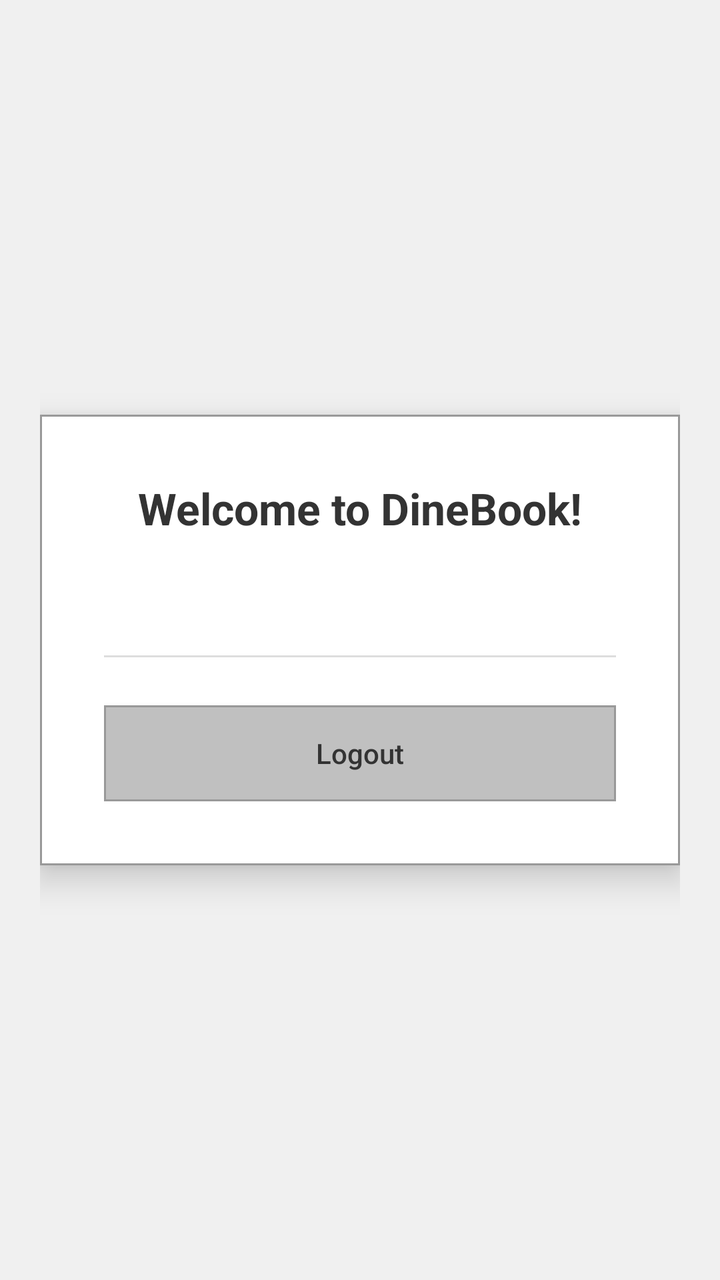
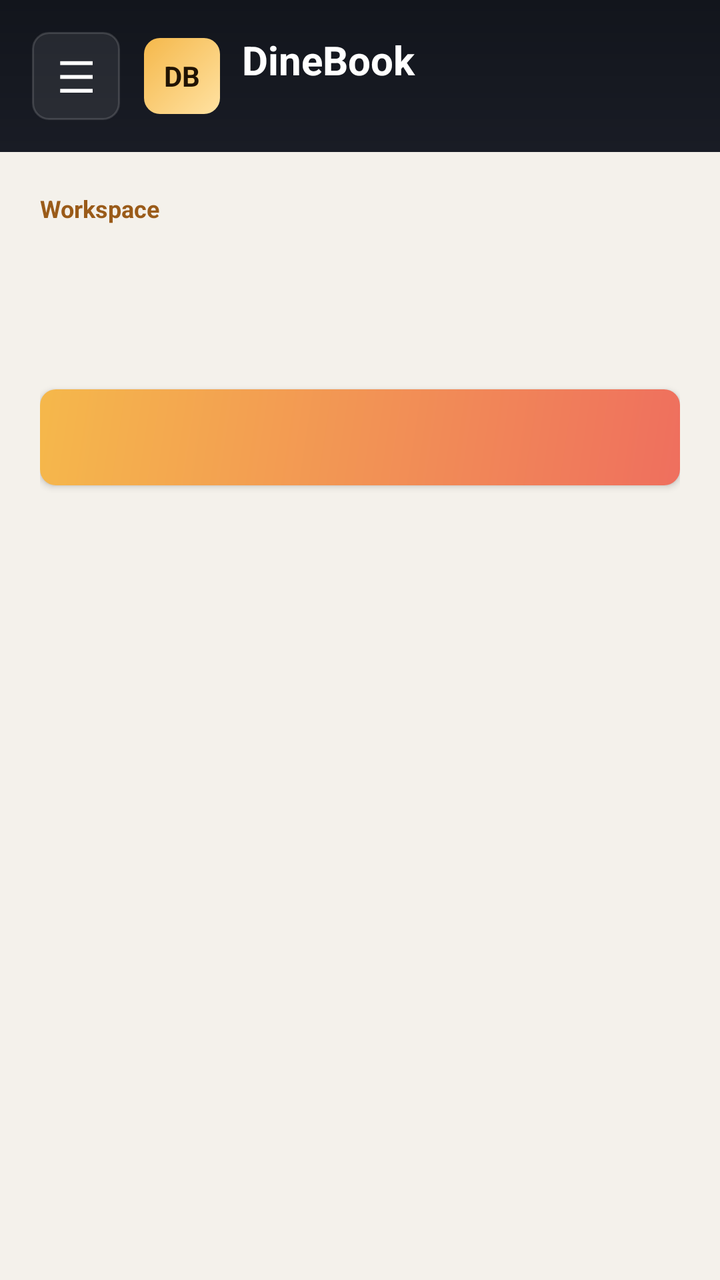

Compare the two renders of this Android layout. The source of the first and the diff that turns it into the second are given below.
<!-- AndroidManifest.xml: application theme Theme.DineBook -->
<!-- res/layout/activity_main.xml -->
<?xml version="1.0" encoding="utf-8"?>
<FrameLayout xmlns:android="http://schemas.android.com/apk/res/android"
    android:layout_width="match_parent"
    android:layout_height="match_parent"
    android:background="@color/background_gray"
    android:padding="20dp">

    <LinearLayout
        android:layout_width="match_parent"
        android:layout_height="wrap_content"
        android:layout_gravity="center"
        android:orientation="vertical"
        android:background="@drawable/bg_auth_card"
        android:elevation="10dp"
        android:padding="32dp">

        
        <TextView
            android:id="@+id/tvWelcomeInfo"
            android:layout_width="match_parent"
            android:layout_height="wrap_content"
            android:text="@string/welcome_message"
            android:textSize="22sp"
            android:textColor="@color/text_dark"
            android:textStyle="bold"
            android:gravity="center"
            android:layout_marginBottom="8dp" />

        
        <TextView
            android:id="@+id/tvUserEmail"
            android:layout_width="match_parent"
            android:layout_height="wrap_content"
            android:textSize="14sp"
            android:textColor="@color/label_text"
            android:gravity="center"
            android:layout_marginBottom="32dp" />

        
        <View
            android:layout_width="match_parent"
            android:layout_height="1dp"
            android:background="@color/divider_color"
            android:layout_marginBottom="24dp" />

        
        <Button
            android:id="@+id/btnLogout"
            android:layout_width="match_parent"
            android:layout_height="48dp"
            android:text="Logout"
            android:background="@drawable/bg_button_submit"
            android:textColor="@color/text_dark"
            android:textSize="14sp"
            android:textAllCaps="false" />

    </LinearLayout>
</FrameLayout>
<!-- resources referenced by this layout -->
<resources>
  <color name="background_gray">#F0F0F0</color>
  <color name="divider_color">#DDDDDD</color>
  <color name="label_text">#888888</color>
  <color name="text_dark">#333333</color>
  <!-- drawable bg_auth_card (drawable) -->
  <?xml version="1.0" encoding="utf-8"?>
  <shape xmlns:android="http://schemas.android.com/apk/res/android"
      android:shape="rectangle">
      <solid android:color="@color/card_white" />
      <stroke android:width="1dp" android:color="@color/card_border" />
  </shape>
  <!-- drawable bg_button_submit (drawable) -->
  <?xml version="1.0" encoding="utf-8"?>
  <selector xmlns:android="http://schemas.android.com/apk/res/android">
      <item android:state_enabled="false">
          <shape android:shape="rectangle">
              <solid android:color="@color/button_disabled" />
              <stroke android:width="1dp" android:color="@color/button_submit_border" />
          </shape>
      </item>
      <item android:state_pressed="true">
          <shape android:shape="rectangle">
              <solid android:color="@color/button_submit_pressed" />
              <stroke android:width="1dp" android:color="@color/button_submit_border" />
          </shape>
      </item>
      <item>
          <shape android:shape="rectangle">
              <solid android:color="@color/button_submit" />
              <stroke android:width="1dp" android:color="@color/button_submit_border" />
          </shape>
      </item>
  </selector>
  <string name="welcome_message">Welcome to DineBook!</string>
  <style name="Theme.DineBook" parent="Theme.MaterialComponents.Light.NoActionBar">
          <item name="colorPrimary">#C0C0C0</item>
          <item name="colorPrimaryVariant">#999999</item>
          <item name="colorOnPrimary">#333333</item>
          <item name="colorSecondary">#E0E0E0</item>
          <item name="colorOnSecondary">#333333</item>
          <item name="android:windowBackground">@color/background_gray</item>
          <item name="android:statusBarColor">#E0E0E0</item>
      </style>
  <color name="card_white">#FFFFFF</color>
  <color name="card_border">#999999</color>
  <color name="button_disabled">#E0E0E0</color>
  <color name="button_submit_border">#999999</color>
  <color name="button_submit_pressed">#B0B0B0</color>
  <color name="button_submit">#C0C0C0</color>
</resources>

<!-- the commit's change to res/layout/activity_main.xml (unified diff, before → after) -->
@@ -1,58 +1,243 @@
 <?xml version="1.0" encoding="utf-8"?>
 <FrameLayout xmlns:android="http://schemas.android.com/apk/res/android"
     android:layout_width="match_parent"
-    android:layout_height="match_parent"
-    android:background="@color/background_gray"
-    android:padding="20dp">
+    android:layout_height="match_parent">
 
     <LinearLayout
         android:layout_width="match_parent"
-        android:layout_height="wrap_content"
-        android:layout_gravity="center"
+        android:layout_height="match_parent"
+        android:background="@color/dashboard_bg"
+        android:orientation="vertical">
+
+        <LinearLayout
+            android:layout_width="match_parent"
+            android:layout_height="wrap_content"
+            android:background="@drawable/bg_dashboard_header"
+            android:gravity="center_vertical"
+            android:orientation="horizontal"
+            android:padding="16dp">
+
+            <Button
+                android:id="@+id/btnMenu"
+                android:layout_width="44dp"
+                android:layout_height="44dp"
+                android:background="@drawable/bg_secondary_dark_action"
+                android:text="☰"
+                android:textAllCaps="false"
+                android:textColor="@android:color/white"
+                android:textSize="22sp" />
+
+            <TextView
+                android:layout_width="38dp"
+                android:layout_height="38dp"
+                android:layout_marginStart="12dp"
+                android:background="@drawable/bg_brand_mark"
+                android:gravity="center"
+                android:text="DB"
+                android:textColor="@color/brand_mark_text"
+                android:textSize="14sp"
+                android:textStyle="bold" />
+
+            <LinearLayout
+                android:layout_width="0dp"
+                android:layout_height="wrap_content"
+                android:layout_marginStart="11dp"
+                android:layout_weight="1"
+                android:orientation="vertical">
+
+                <TextView
+                    android:layout_width="match_parent"
+                    android:layout_height="wrap_content"
+                    android:text="DineBook"
+                    android:textColor="@android:color/white"
+                    android:textSize="20sp"
+                    android:textStyle="bold" />
+
+                <TextView
+                    android:id="@+id/tvUserEmail"
+                    android:layout_width="match_parent"
+                    android:layout_height="wrap_content"
+                    android:textColor="@color/sidebar_muted"
+                    android:textSize="12sp" />
+            </LinearLayout>
+        </LinearLayout>
+
+        <ScrollView
+            android:layout_width="match_parent"
+            android:layout_height="0dp"
+            android:layout_weight="1"
+            android:fillViewport="true">
+
+            <LinearLayout
+                android:layout_width="match_parent"
+                android:layout_height="wrap_content"
+                android:orientation="vertical"
+                android:padding="20dp">
+
+                <TextView
+                    android:layout_width="match_parent"
+                    android:layout_height="wrap_content"
+                    android:text="Workspace"
+                    android:textColor="@color/accent_text"
+                    android:textSize="12sp"
+                    android:textStyle="bold" />
+
+                <TextView
+                    android:id="@+id/tvPageTitle"
+                    android:layout_width="match_parent"
+                    android:layout_height="wrap_content"
+                    android:layout_marginTop="4dp"
+                    android:textColor="@color/text_dark"
+                    android:textSize="28sp"
+                    android:textStyle="bold" />
+
+                <TextView
+                    android:id="@+id/tvPageHint"
+                    android:layout_width="match_parent"
+                    android:layout_height="wrap_content"
+                    android:layout_marginTop="6dp"
+                    android:textColor="@color/label_text"
+                    android:textSize="14sp" />
+
+                <TextView
+                    android:id="@+id/tvMessage"
+                    android:layout_width="match_parent"
+                    android:layout_height="wrap_content"
+                    android:layout_marginTop="16dp"
+                    android:padding="12dp"
+                    android:textSize="14sp"
+                    android:visibility="gone" />
+
+                <Button
+                    android:id="@+id/btnRefresh"
+                    android:layout_width="match_parent"
+                    android:layout_height="48dp"
+                    android:layout_marginTop="16dp"
+                    android:background="@drawable/bg_primary_action"
+                    android:textAllCaps="false"
+                    android:textColor="@color/button_primary_text"
+                    android:textSize="14sp" />
+
+                <LinearLayout
+                    android:id="@+id/restaurantList"
+                    android:layout_width="match_parent"
+                    android:layout_height="wrap_content"
+                    android:layout_marginTop="12dp"
+                    android:background="@drawable/bg_mobile_panel"
+                    android:orientation="vertical" />
+
+                <LinearLayout
+                    android:id="@+id/requestList"
+                    android:layout_width="match_parent"
+                    android:layout_height="wrap_content"
+                    android:layout_marginTop="12dp"
+                    android:background="@drawable/bg_mobile_panel"
+                    android:orientation="vertical"
+                    android:visibility="gone" />
+            </LinearLayout>
+        </ScrollView>
+    </LinearLayout>
+
+    <View
+        android:id="@+id/drawerOverlay"
+        android:layout_width="match_parent"
+        android:layout_height="match_parent"
+        android:background="#66000000"
+        android:visibility="gone" />
+
+    <LinearLayout
+        android:id="@+id/drawerPanel"
+        android:layout_width="284dp"
+        android:layout_height="match_parent"
+        android:background="@drawable/bg_dashboard_header"
         android:orientation="vertical"
-        android:background="@drawable/bg_auth_card"
-        android:elevation="10dp"
-        android:padding="32dp">
-
-        
+        android:padding="18dp"
+        android:visibility="gone">
+
+        <LinearLayout
+            android:layout_width="match_parent"
+            android:layout_height="wrap_content"
+            android:gravity="center_vertical"
+            android:orientation="horizontal">
+
+            <TextView
+                android:layout_width="38dp"
+                android:layout_height="38dp"
+                android:background="@drawable/bg_brand_mark"
+                android:gravity="center"
+                android:text="DB"
+                android:textColor="@color/brand_mark_text"
+                android:textSize="14sp"
+                android:textStyle="bold" />
+
+            <TextView
+                android:layout_width="0dp"
+                android:layout_height="wrap_content"
+                android:layout_marginStart="11dp"
+                android:layout_weight="1"
+                android:text="DineBook"
+                android:textColor="@android:color/white"
+                android:textSize="20sp"
+                android:textStyle="bold" />
+
+            <Button
+                android:id="@+id/btnCloseDrawer"
+                android:layout_width="42dp"
+                android:layout_height="42dp"
+                android:background="@drawable/bg_secondary_dark_action"
+                android:text="×"
+                android:textAllCaps="false"
+                android:textColor="@android:color/white"
+                android:textSize="22sp" />
+        </LinearLayout>
+
+        <View
+            android:layout_width="match_parent"
+            android:layout_height="1dp"
+            android:layout_marginTop="18dp"
+            android:layout_marginBottom="16dp"
+            android:background="#24FFFFFF" />
+
         <TextView
-            android:id="@+id/tvWelcomeInfo"
-            android:layout_width="match_parent"
-            android:layout_height="wrap_content"
-            android:text="@string/welcome_message"
-            android:textSize="22sp"
-            android:textColor="@color/text_dark"
-            android:textStyle="bold"
-            android:gravity="center"
-            android:layout_marginBottom="8dp" />
-
-        
+            android:id="@+id/btnBrowseNav"
+            android:layout_width="match_parent"
+            android:layout_height="44dp"
+            android:background="@drawable/bg_nav_item_selector"
+            android:gravity="center_vertical"
+            android:paddingStart="12dp"
+            android:paddingEnd="12dp"
+            android:text="Browse Restaurants"
+            android:textColor="@color/sidebar_nav_text"
+            android:textSize="14sp"
+            android:textStyle="bold" />
+
         <TextView
-            android:id="@+id/tvUserEmail"
-            android:layout_width="match_parent"
-            android:layout_height="wrap_content"
+            android:id="@+id/btnRequestsNav"
+            android:layout_width="match_parent"
+            android:layout_height="44dp"
+            android:layout_marginTop="8dp"
+            android:background="@drawable/bg_nav_item_selector"
+            android:gravity="center_vertical"
+            android:paddingStart="12dp"
+            android:paddingEnd="12dp"
+            android:text="My Requests"
+            android:textColor="@color/sidebar_nav_text"
             android:textSize="14sp"
-            android:textColor="@color/label_text"
-            android:gravity="center"
-            android:layout_marginBottom="32dp" />
-
-        
-        <View
-            android:layout_width="match_parent"
-            android:layout_height="1dp"
-            android:background="@color/divider_color"
-            android:layout_marginBottom="24dp" />
-
-        
+            android:textStyle="bold" />
+
+        <Space
+            android:layout_width="match_parent"
+            android:layout_height="0dp"
+            android:layout_weight="1" />
+
         <Button
             android:id="@+id/btnLogout"
             android:layout_width="match_parent"
             android:layout_height="48dp"
+            android:background="@drawable/bg_logout_action"
             android:text="Logout"
-            android:background="@drawable/bg_button_submit"
-            android:textColor="@color/text_dark"
-            android:textSize="14sp"
-            android:textAllCaps="false" />
-
+            android:textAllCaps="false"
+            android:textColor="@android:color/white"
+            android:textSize="14sp" />
     </LinearLayout>
 </FrameLayout>
<!-- resource entries referenced after the edit -->
@@ -1,39 +1,86 @@
 <!-- resources referenced by this layout -->
 <resources>
+  <color name="accent_text">#9A5B19</color>
+  <color name="brand_mark_text">#201303</color>
+  <color name="button_primary_text">#FFFAF0</color>
+  <color name="dashboard_bg">#F4F1EB</color>
   <color name="background_gray">#F0F0F0</color>
-  <color name="divider_color">#DDDDDD</color>
-  <color name="label_text">#888888</color>
-  <color name="text_dark">#333333</color>
-  <!-- drawable bg_auth_card (drawable) -->
+  <color name="label_text">#6B7280</color>
+  <color name="sidebar_muted">#A7AFBC</color>
+  <color name="sidebar_nav_text">#E5E7EB</color>
+  <color name="text_dark">#111827</color>
+  <!-- drawable bg_brand_mark (drawable) -->
   <?xml version="1.0" encoding="utf-8"?>
-  <shape xmlns:android="http://schemas.android.com/apk/res/android"
-      android:shape="rectangle">
-      <solid android:color="@color/card_white" />
-      <stroke android:width="1dp" android:color="@color/card_border" />
+  <shape xmlns:android="http://schemas.android.com/apk/res/android">
+      <gradient
+          android:angle="315"
+          android:endColor="#FFE2A2"
+          android:startColor="#F5B84B" />
+      <corners android:radius="8dp" />
   </shape>
-  <!-- drawable bg_button_submit (drawable) -->
+  <!-- drawable bg_dashboard_header (drawable) -->
+  <?xml version="1.0" encoding="utf-8"?>
+  <shape xmlns:android="http://schemas.android.com/apk/res/android">
+      <gradient
+          android:angle="270"
+          android:endColor="#191C25"
+          android:startColor="#12151C" />
+  </shape>
+  <!-- drawable bg_logout_action (drawable) -->
+  <?xml version="1.0" encoding="utf-8"?>
+  <shape xmlns:android="http://schemas.android.com/apk/res/android">
+      <solid android:color="#24EF6F5E" />
+      <stroke
+          android:width="1dp"
+          android:color="#47EF6F5E" />
+      <corners android:radius="8dp" />
+  </shape>
+  <!-- drawable bg_mobile_panel (drawable) -->
+  <?xml version="1.0" encoding="utf-8"?>
+  <shape xmlns:android="http://schemas.android.com/apk/res/android">
+      <solid android:color="#D9FFFFFF" />
+      <stroke
+          android:width="1dp"
+          android:color="#1A111827" />
+      <corners android:radius="8dp" />
+  </shape>
+  <!-- drawable bg_nav_item_selector (drawable) -->
   <?xml version="1.0" encoding="utf-8"?>
   <selector xmlns:android="http://schemas.android.com/apk/res/android">
-      <item android:state_enabled="false">
-          <shape android:shape="rectangle">
-              <solid android:color="@color/button_disabled" />
-              <stroke android:width="1dp" android:color="@color/button_submit_border" />
-          </shape>
-      </item>
-      <item android:state_pressed="true">
-          <shape android:shape="rectangle">
-              <solid android:color="@color/button_submit_pressed" />
-              <stroke android:width="1dp" android:color="@color/button_submit_border" />
+      <item android:state_selected="true">
+          <shape>
+              <solid android:color="#24F5B84B" />
+              <stroke
+                  android:width="1dp"
+                  android:color="#47F5B84B" />
+              <corners android:radius="8dp" />
           </shape>
       </item>
       <item>
-          <shape android:shape="rectangle">
-              <solid android:color="@color/button_submit" />
-              <stroke android:width="1dp" android:color="@color/button_submit_border" />
+          <shape>
+              <solid android:color="#00000000" />
+              <corners android:radius="8dp" />
           </shape>
       </item>
   </selector>
-  <string name="welcome_message">Welcome to DineBook!</string>
+  <!-- drawable bg_primary_action (drawable) -->
+  <?xml version="1.0" encoding="utf-8"?>
+  <shape xmlns:android="http://schemas.android.com/apk/res/android">
+      <gradient
+          android:angle="315"
+          android:endColor="#EF6F5E"
+          android:startColor="#F5B84B" />
+      <corners android:radius="8dp" />
+  </shape>
+  <!-- drawable bg_secondary_dark_action (drawable) -->
+  <?xml version="1.0" encoding="utf-8"?>
+  <shape xmlns:android="http://schemas.android.com/apk/res/android">
+      <solid android:color="#14FFFFFF" />
+      <stroke
+          android:width="1dp"
+          android:color="#24FFFFFF" />
+      <corners android:radius="8dp" />
+  </shape>
   <style name="Theme.DineBook" parent="Theme.MaterialComponents.Light.NoActionBar">
           <item name="colorPrimary">#C0C0C0</item>
           <item name="colorPrimaryVariant">#999999</item>
@@ -43,11 +90,5 @@
           <item name="android:windowBackground">@color/background_gray</item>
           <item name="android:statusBarColor">#E0E0E0</item>
       </style>
-  <color name="card_white">#FFFFFF</color>
-  <color name="card_border">#999999</color>
-  <color name="button_disabled">#E0E0E0</color>
-  <color name="button_submit_border">#999999</color>
-  <color name="button_submit_pressed">#B0B0B0</color>
-  <color name="button_submit">#C0C0C0</color>
 </resources>
 
